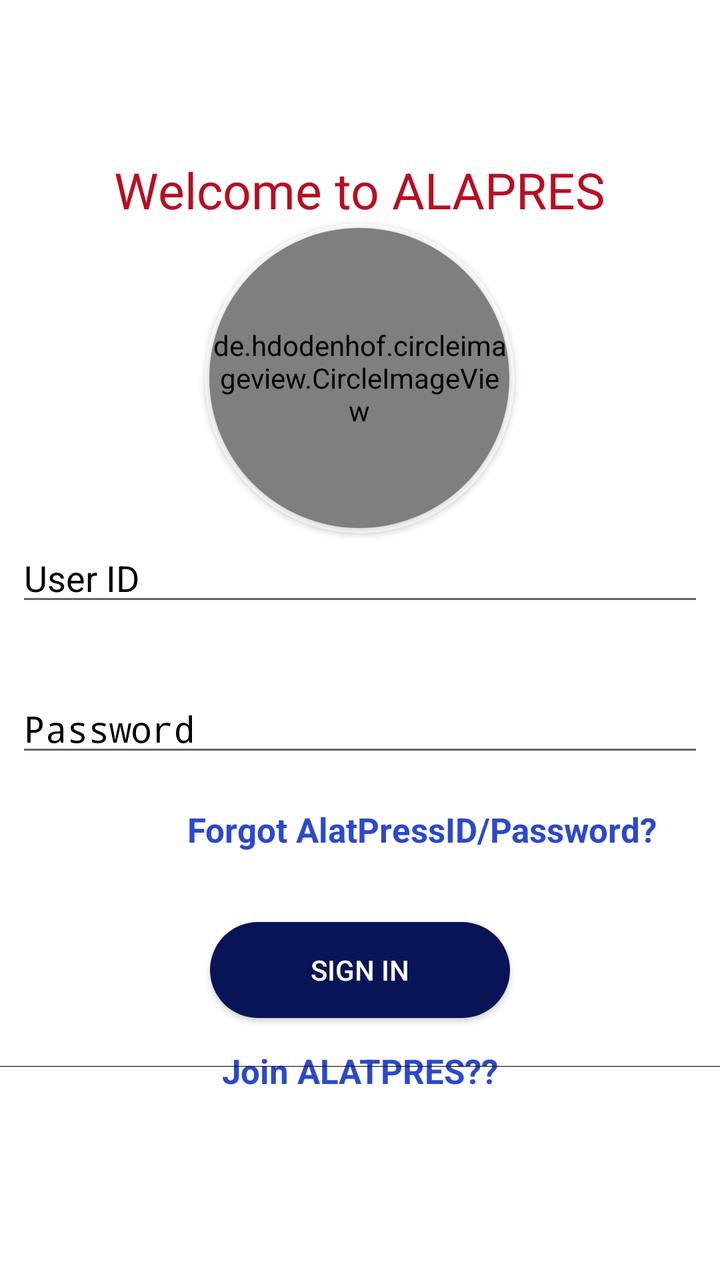
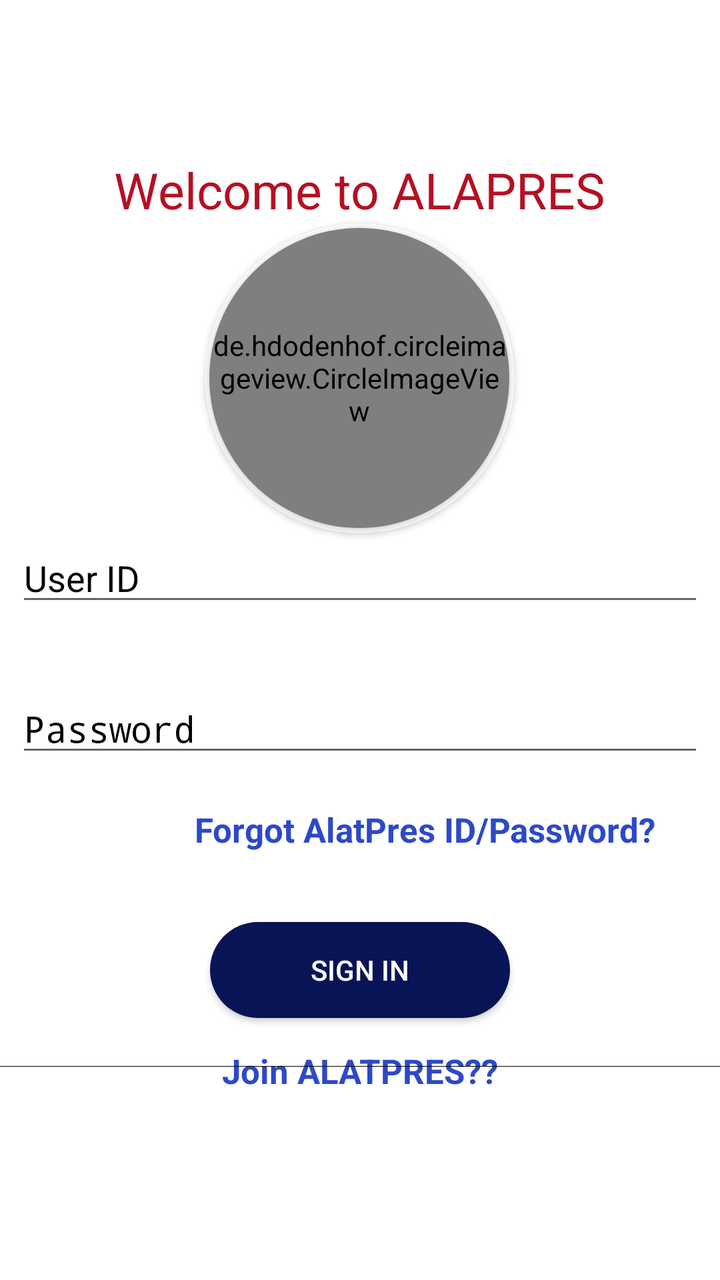

Before-and-after screenshots of an Android layout around one commit, followed by the original layout XML and the change that was made.
<!-- AndroidManifest.xml: activity theme AppTheme.NoActionBar -->
<!-- res/layout/activity_login.xml -->
<?xml version="1.0" encoding="utf-8"?>

<androidx.core.widget.NestedScrollView xmlns:android="http://schemas.android.com/apk/res/android"
    xmlns:app="http://schemas.android.com/apk/res-auto"
    xmlns:tools="http://schemas.android.com/tools"
    android:layout_width="match_parent"
    android:layout_height="match_parent"
    android:background="@color/colorWhite">

    <LinearLayout
        android:layout_width="match_parent"
        android:layout_height="match_parent"
        android:layout_gravity="center_vertical"
        android:orientation="vertical">

        <TextView
            android:id="@+id/textView"
            android:layout_width="wrap_content"
            android:layout_height="match_parent"
            android:layout_marginStart="8dp"
            android:layout_marginEnd="8dp"
            android:layout_gravity="center"
            android:layout_marginBottom="@dimen/_20sdp"
            android:text="Welcome to ALAPRES"
            android:textColor="@color/error"
            android:textSize="25sp"/>

        <androidx.cardview.widget.CardView
            android:layout_width="155dp"
            android:id="@+id/school"
            android:layout_height="155dp"
            app:cardCornerRadius="250dp"
            app:cardBackgroundColor="@color/colorWhite"
            app:layout_constraintBottom_toTopOf="@+id/textView"
            app:layout_constraintEnd_toEndOf="parent"
            android:layout_marginBottom="@dimen/_20sdp"
            app:layout_constraintHorizontal_bias="0.5"
            android:layout_gravity="center"
            app:layout_constraintStart_toStartOf="parent"
            app:layout_constraintTop_toTopOf="parent" >


            <androidx.cardview.widget.CardView
                android:layout_width="150dp"
                android:layout_height="150dp"
                app:cardCornerRadius="250dp"
                android:layout_gravity="center">

                <de.hdodenhof.circleimageview.CircleImageView
                    android:layout_width="150dp"
                    android:id="@+id/imageview"
                    android:layout_height="150dp"
                    android:scaleType="centerCrop"/>

            </androidx.cardview.widget.CardView>

        </androidx.cardview.widget.CardView>

        <androidx.constraintlayout.widget.ConstraintLayout
            android:id="@+id/layout1"
            android:layout_width="match_parent"
            android:layout_height="match_parent"
            android:layout_gravity="center_vertical"
            android:visibility="visible">



            <EditText
                android:id="@+id/input_login_email"
                android:layout_width="match_parent"
                android:layout_height="wrap_content"
                android:layout_marginStart="8dp"
                android:layout_marginTop="40dp"
                android:layout_marginEnd="8dp"
                android:ems="10"
                android:hint="User ID"
                android:inputType="text"
                android:textColor="@color/colorBlack"
                android:textColorHint="@color/colorBlack"
                app:layout_constraintEnd_toEndOf="parent"
                app:layout_constraintHorizontal_bias="0.0"
                app:layout_constraintStart_toStartOf="parent" />

            <EditText
                android:id="@+id/input_login_pin"
                android:layout_width="match_parent"
                android:layout_height="wrap_content"
                android:layout_marginStart="8dp"
                android:layout_marginTop="34dp"
                android:layout_marginEnd="8dp"

                android:ems="10"
                android:hint="Password"
                android:inputType="textPassword"
                android:textColorHint="@color/colorBlack"
                app:layout_constraintEnd_toEndOf="parent"
                app:layout_constraintHorizontal_bias="0.503"
                app:layout_constraintStart_toStartOf="parent"
                app:layout_constraintTop_toBottomOf="@+id/input_login_email" />

            <TextView
                android:id="@+id/tv_forgot_password"
                android:layout_width="wrap_content"
                android:layout_height="wrap_content"
                android:layout_marginStart="8dp"
                android:layout_marginTop="5dp"
                android:layout_marginEnd="8dp"
                android:padding="15dp"
                android:text="Forgot AlatPressID/Password?"
                android:textColor="@color/color_url"
                android:textSize="17sp"
                android:textStyle="bold"
                app:layout_constraintEnd_toEndOf="parent"
                app:layout_constraintHorizontal_bias="0.89"
                app:layout_constraintStart_toStartOf="parent"
                app:layout_constraintTop_toBottomOf="@+id/input_login_pin" />

            <Button
                android:id="@+id/btn_login"
                android:layout_width="150dp"
                android:layout_height="wrap_content"
                android:layout_marginStart="8dp"
                android:layout_marginTop="20sp"
                android:layout_marginEnd="8dp"
                android:background="@drawable/button_shape"
                android:text="Sign In"
                android:textColor="@android:color/white"
                app:layout_constraintEnd_toEndOf="parent"
                app:layout_constraintStart_toStartOf="parent"
                app:layout_constraintTop_toBottomOf="@+id/tv_forgot_password" />

            <TextView
                android:id="@+id/joinalat"
                android:layout_width="wrap_content"
                android:layout_height="wrap_content"
                android:layout_marginStart="8dp"
                android:layout_marginTop="@dimen/_20sdp"
                android:layout_marginEnd="8dp"
                android:padding="15dp"
                android:text="Join ALATPRES??"
                android:textColor="@color/color_url"
                android:textSize="17sp"
                android:textStyle="bold"
                app:layout_constraintEnd_toEndOf="parent"
                app:layout_constraintStart_toStartOf="parent"
                app:layout_constraintTop_toBottomOf="@+id/btn_login" />

            <View
                android:id="@+id/view"
                android:layout_width="match_parent"
                android:layout_height="0.2dp"
                android:layout_marginStart="0dp"
                android:layout_marginTop="24dp"
                android:layout_marginEnd="0dp"
                android:background="@android:color/black"
                app:layout_constraintEnd_toEndOf="parent"
                app:layout_constraintStart_toStartOf="parent"
                app:layout_constraintTop_toBottomOf="@+id/btn_login" />


        </androidx.constraintlayout.widget.ConstraintLayout>
    </LinearLayout>

</androidx.core.widget.NestedScrollView>
<!-- resources referenced by this layout -->
<resources>
  <color name="colorBlack">#000000</color>
  <color name="colorWhite">#FFFFFF</color>
  <color name="color_url">#2D49C9</color>
  <color name="error">#B60F23</color>
  <!-- drawable button_shape (drawable) -->
  <?xml version="1.0" encoding="utf-8"?>
  <shape xmlns:android="http://schemas.android.com/apk/res/android"
      android:shape="rectangle">
  
      <corners android:radius="25dp" />
  
      <solid android:color="@color/colorPrimary" />
  
  </shape>
  <style name="AppTheme.NoActionBar">
          <item name="windowActionBar">false</item>
          <item name="windowNoTitle">true</item>
      </style>
  <color name="colorPrimary">#091456</color>
</resources>

<!-- the commit's change to res/layout/activity_login.xml (unified diff, before → after) -->
@@ -106,7 +106,7 @@
                 android:layout_marginTop="5dp"
                 android:layout_marginEnd="8dp"
                 android:padding="15dp"
-                android:text="Forgot AlatPressID/Password?"
+                android:text="Forgot AlatPres ID/Password?"
                 android:textColor="@color/color_url"
                 android:textSize="17sp"
                 android:textStyle="bold"
